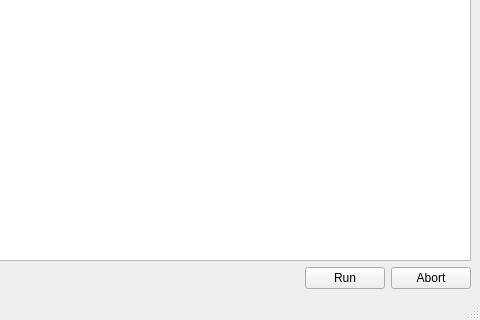
Qt form mainWindow.ui (LeBeauGroup/usetem) before a commit; both pictures show x 720 to 1200 and y 326 to 646 of the 1200 by 646 pixel window.
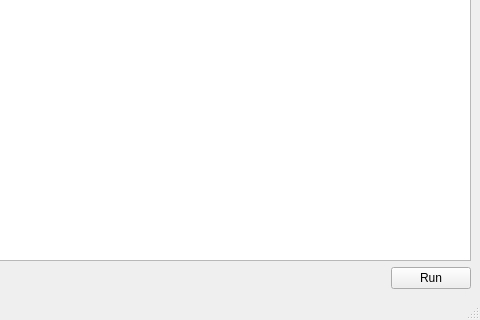
The same form after that commit. Custom widgets are drawn as their Qt base class.

```diff
--- a/mainWindow.ui
+++ b/mainWindow.ui
@@ -18,19 +18,6 @@
   </property>
   <widget class="QWidget" name="centralwidget">
    <layout class="QGridLayout" name="gridLayout">
-    <item row="1" column="2">
-     <widget class="QPushButton" name="runButton">
-      <property name="sizePolicy">
-       <sizepolicy hsizetype="Fixed" vsizetype="Fixed">
-        <horstretch>0</horstretch>
-        <verstretch>0</verstretch>
-       </sizepolicy>
-      </property>
-      <property name="text">
-       <string>Run</string>
-      </property>
-     </widget>
-    </item>
     <item row="0" column="1" colspan="3">
      <widget class="WorkflowTreeWidget" name="workflowTree">
       <column>
@@ -40,19 +27,6 @@
       </column>
      </widget>
     </item>
-    <item row="1" column="3">
-     <widget class="QPushButton" name="abortButton">
-      <property name="sizePolicy">
-       <sizepolicy hsizetype="Fixed" vsizetype="Fixed">
-        <horstretch>0</horstretch>
-        <verstretch>0</verstretch>
-       </sizepolicy>
-      </property>
-      <property name="text">
-       <string>Abort</string>
-      </property>
-     </widget>
-    </item>
     <item row="0" column="0">
      <widget class="QTreeWidget" name="availablePlugins">
       <property name="sizePolicy">
@@ -68,6 +42,19 @@
       </column>
      </widget>
     </item>
+    <item row="1" column="3">
+     <widget class="QPushButton" name="runButton">
+      <property name="sizePolicy">
+       <sizepolicy hsizetype="Fixed" vsizetype="Fixed">
+        <horstretch>0</horstretch>
+        <verstretch>0</verstretch>
+       </sizepolicy>
+      </property>
+      <property name="text">
+       <string>Run</string>
+      </property>
+     </widget>
+    </item>
    </layout>
   </widget>
   <widget class="QMenuBar" name="menubar">
```
